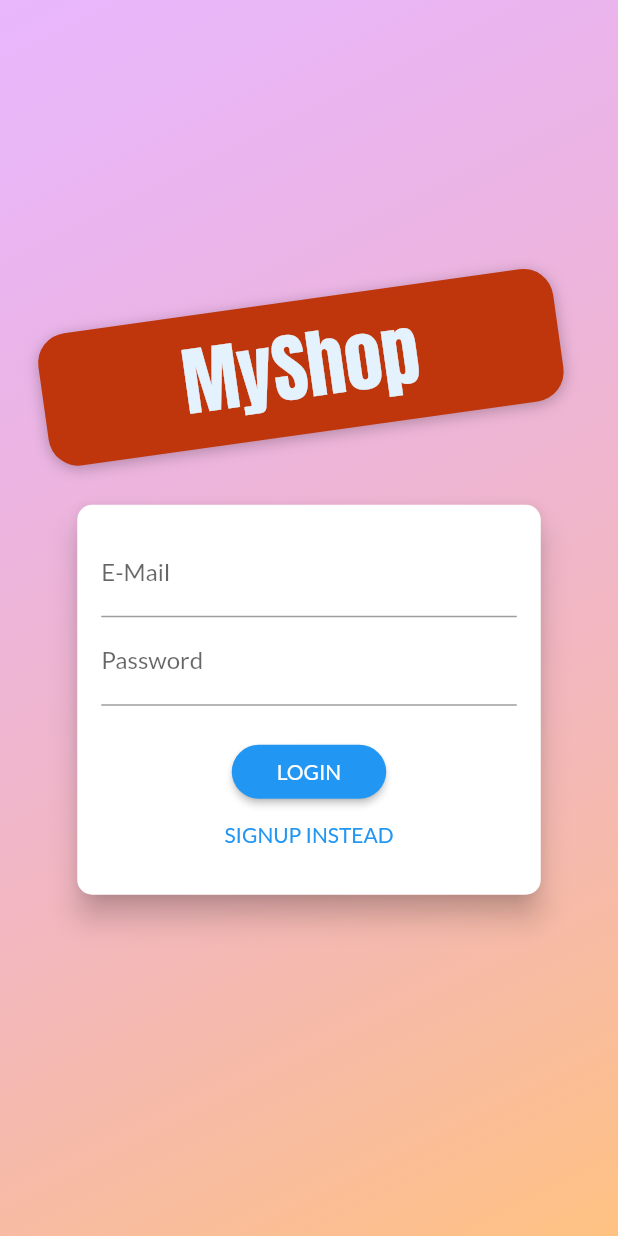
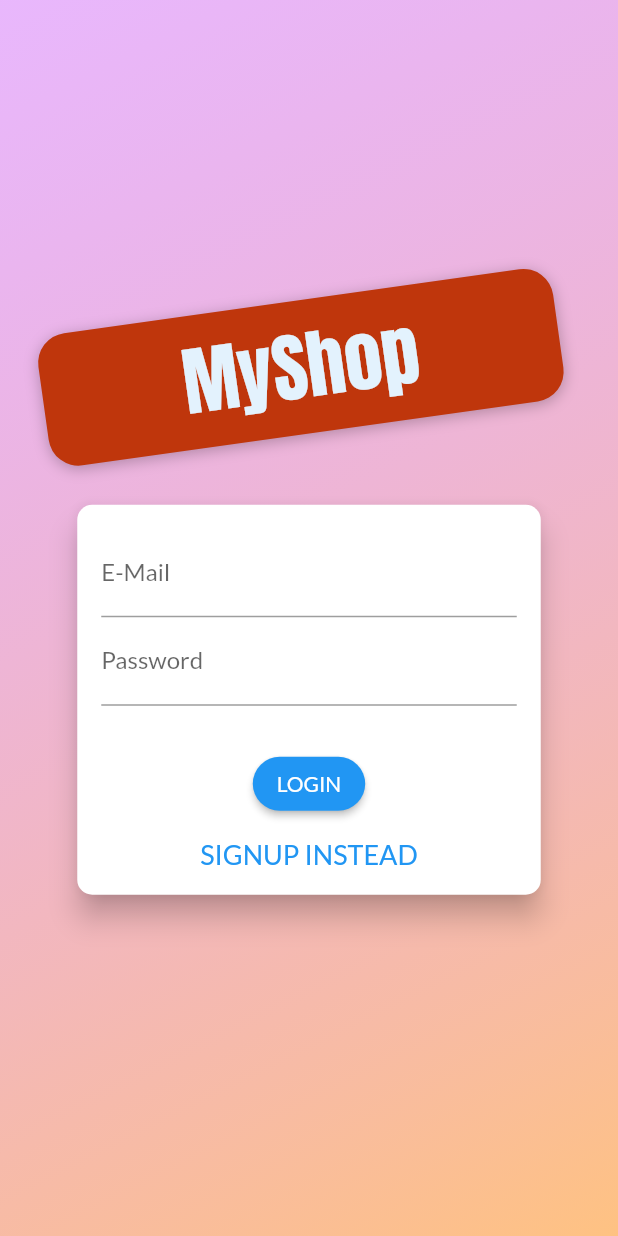
Before and after one commit to TodorMarkov88/flutter_shop, a Flutter app: the screen it shows after launch, on a phone screen of 412 x 824 dp. Run offline on Flutter 3.47's test engine with Material 2 defaults, Android fonts, the phone set to English and light mode, and no system bars; our stand-ins replace shared_preferences.

Commit message:
start-animations-v1.0

```diff
--- a/lib/main.dart
+++ b/lib/main.dart
@@ -57,7 +57,11 @@ class MyApp extends StatelessWidget {
           home: auth.isAuth
               ? const ProductsOverviewScreen()
               : FutureBuilder(
-                  builder: (ctx, authResultSnapshot) => authResultSnapshot.connectionState==ConnectionState.waiting? const SplashScreen():   AuthScreen(),
+                  builder: (ctx, authResultSnapshot) =>
+                      authResultSnapshot.connectionState ==
+                              ConnectionState.waiting
+                          ? const SplashScreen()
+                          : AuthScreen(),
                   future: auth.tryToAutoLogin(),
                 ),
           routes: {
--- a/lib/screens/auth_screen.dart
+++ b/lib/screens/auth_screen.dart
@@ -1,5 +1,3 @@
-// ignore_for_file: deprecated_member_use
-
 import 'dart:math';
 
 import 'package:flutter/material.dart';
@@ -11,8 +9,6 @@ enum AuthMode { Signup, Login }
 
 class AuthScreen extends StatelessWidget {
   static const routeName = '/auth';
-
-
 
   @override
   Widget build(BuildContext context) {
@@ -89,11 +85,14 @@ class AuthScreen extends StatelessWidget {
 }
 
 class AuthCard extends StatefulWidget {
+  const AuthCard({Key? key}) : super(key: key);
+
   @override
-  _AuthCardState createState() => _AuthCardState();
+  State<AuthCard> createState() => _AuthCardState();
 }
 
-class _AuthCardState extends State<AuthCard> {
+class _AuthCardState extends State<AuthCard>
+    with SingleTickerProviderStateMixin {
   final GlobalKey<FormState> _formKey = GlobalKey();
   AuthMode _authMode = AuthMode.Login;
   final Map<String, String> _authData = {
@@ -102,6 +101,31 @@ class _AuthCardState extends State<AuthCard> {
   };
   var _isLoading = false;
   final _passwordController = TextEditingController();
+  late AnimationController _controller;
+  late Animation<Size> _heightAnimation;
+
+  @override
+  void initState() {
+    super.initState();
+    _controller = AnimationController(
+      vsync: this,
+      duration: const Duration(milliseconds: 300),
+    );
+    _heightAnimation = Tween<Size>(
+      begin: const Size(double.infinity, 260),
+      end: const Size(double.infinity, 320),
+    ).animate(
+      CurvedAnimation(parent: _controller, curve: Curves.fastOutSlowIn),
+    );
+    _heightAnimation.addListener(() => setState(() {}));
+  }
+
+  @override
+  void dispose() {
+    super.dispose();
+    _controller.dispose();
+  }
+
   void _showErrorDialog(String message) {
     showDialog(
       context: context,
@@ -109,7 +133,7 @@ class _AuthCardState extends State<AuthCard> {
         title: const Text('An Error Occurred!'),
         content: Text(message),
         actions: <Widget>[
-          FlatButton(
+          TextButton(
             child: const Text('Okay'),
             onPressed: () {
               Navigator.of(ctx).pop();
@@ -171,10 +195,12 @@ class _AuthCardState extends State<AuthCard> {
       setState(() {
         _authMode = AuthMode.Signup;
       });
+      _controller.forward();
     } else {
       setState(() {
         _authMode = AuthMode.Login;
       });
+      _controller.reverse();
     }
   }
 
@@ -186,12 +212,16 @@ class _AuthCardState extends State<AuthCard> {
         borderRadius: BorderRadius.circular(10.0),
       ),
       elevation: 8.0,
-      child: Container(
-        height: _authMode == AuthMode.Signup ? 320 : 260,
+      child: AnimatedBuilder(
+        animation: _heightAnimation,
+        builder: (ctx, ch) => Container(
+            // height: _authMode == AuthMode.Signup ? 320 : 260,
+            height: _heightAnimation.value.height,
             constraints:
-            BoxConstraints(minHeight: _authMode == AuthMode.Signup ? 320 : 260),
+                BoxConstraints(minHeight: _heightAnimation.value.height),
             width: deviceSize.width * 0.75,
             padding: const EdgeInsets.all(16.0),
+            child: ch),
         child: Form(
           key: _formKey,
           child: SingleChildScrollView(
@@ -243,26 +273,32 @@ class _AuthCardState extends State<AuthCard> {
                 if (_isLoading)
                   const CircularProgressIndicator()
                 else
-                  RaisedButton(
+                  Padding(
+                      padding: const EdgeInsets.symmetric(
+                          horizontal: 30.0, vertical: 8.0),
+                      child: ElevatedButton(
                         onPressed: _submit,
+                        style: ElevatedButton.styleFrom(
+                          primary: Theme.of(context).primaryColor,
+                          textStyle: Theme.of(context).primaryTextTheme.button,
                           shape: RoundedRectangleBorder(
                             borderRadius: BorderRadius.circular(30),
                           ),
+                        ),
+                        child: Text(
+                            _authMode == AuthMode.Login ? 'LOGIN' : 'SIGN UP'),
+                      )),
+                InkWell(
+                  onTap: _switchAuthMode,
+                  child: Container(
                     padding: const EdgeInsets.symmetric(
-                        horizontal: 30.0, vertical: 8.0),
-                    color: Theme.of(context).primaryColor,
-                    textColor: Theme.of(context).primaryTextTheme.button?.color,
-                    child:
-                        Text(_authMode == AuthMode.Login ? 'LOGIN' : 'SIGN UP'),
+                        horizontal: 30.0, vertical: 4),
+                    child: Text(
+                      '${_authMode == AuthMode.Login ? 'SIGNUP' : 'LOGIN'} INSTEAD',
+                      style: TextStyle(
+                          color: Theme.of(context).primaryColor, fontSize: 18),
                     ),
-                FlatButton(
-                  onPressed: _switchAuthMode,
-                  padding:
-                      const EdgeInsets.symmetric(horizontal: 30.0, vertical: 4),
-                  materialTapTargetSize: MaterialTapTargetSize.shrinkWrap,
-                  textColor: Theme.of(context).primaryColor,
-                  child: Text(
-                      '${_authMode == AuthMode.Login ? 'SIGNUP' : 'LOGIN'} INSTEAD'),
+                  ),
                 ),
               ],
             ),
```
Lines whose indentation alone changed are shown as unchanged.
